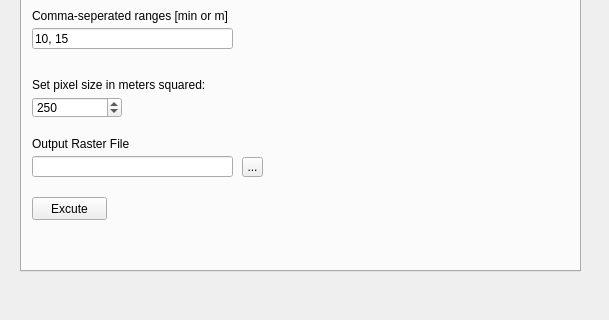
worldbank/GEEST, file gender_indicator_tool/gender_indicator_tool_dialog_base.ui: the form before one commit; both pictures show x 0 to 609 and y 229 to 549 of the 609 by 549 pixel window.
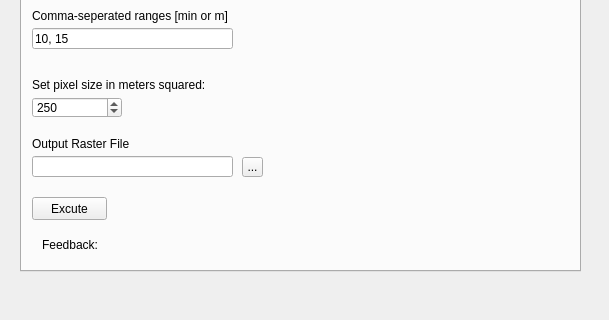
The form after the commit. The open tabs and pages were chosen to show the change. Custom widgets are drawn as their Qt base class.

Commit message: Service Area Analysis almost complete. Completed Merge step. Need to rasterize and then standardize.

```diff
--- a/gender_indicator_tool/gender_indicator_tool_dialog_base.ui
+++ b/gender_indicator_tool/gender_indicator_tool_dialog_base.ui
@@ -332,19 +332,6 @@
       </rect>
      </property>
     </widget>
-    <widget class="QLabel" name="label_5">
-     <property name="geometry">
-      <rect>
-       <x>10</x>
-       <y>210</y>
-       <width>521</width>
-       <height>16</height>
-      </rect>
-     </property>
-     <property name="text">
-      <string>Feedback: </string>
-     </property>
-    </widget>
     <widget class="QPushButton" name="rasterSet_Button">
      <property name="geometry">
       <rect>
@@ -623,6 +610,19 @@
       <string>Set pixel size in meters squared:</string>
      </property>
     </widget>
+    <widget class="QLabel" name="label_5">
+     <property name="geometry">
+      <rect>
+       <x>20</x>
+       <y>420</y>
+       <width>521</width>
+       <height>16</height>
+      </rect>
+     </property>
+     <property name="text">
+      <string>Feedback: </string>
+     </property>
+    </widget>
    </widget>
    <widget class="QWidget" name="tab_3">
     <attribute name="title">
```
Left out of the diff: 2 changed lines with no effect on the pictures. The commit also changes 2 other files.
